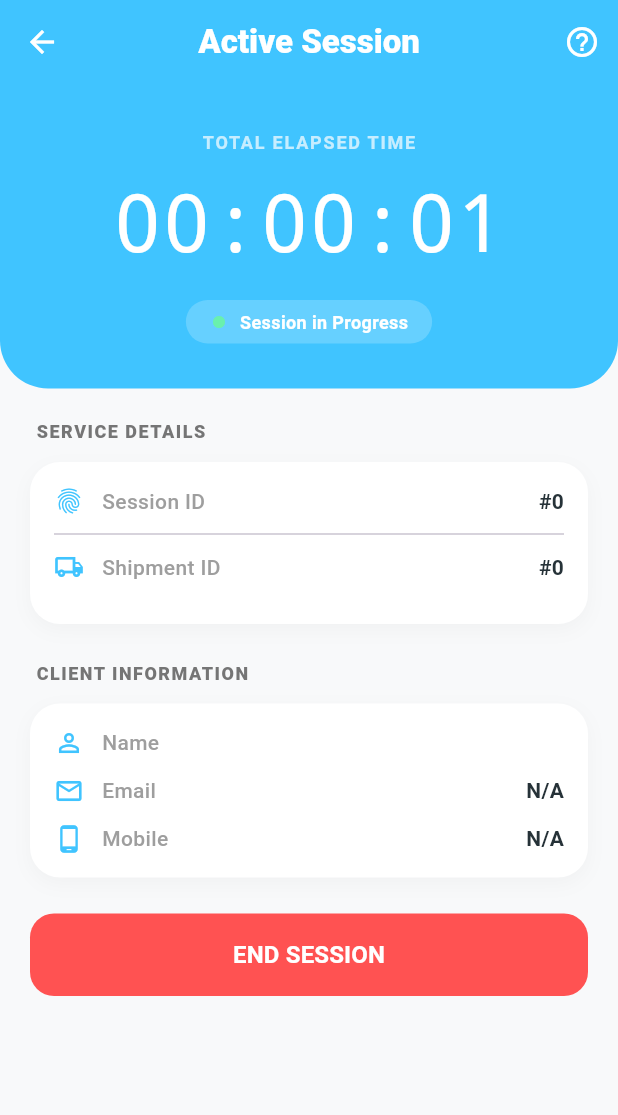
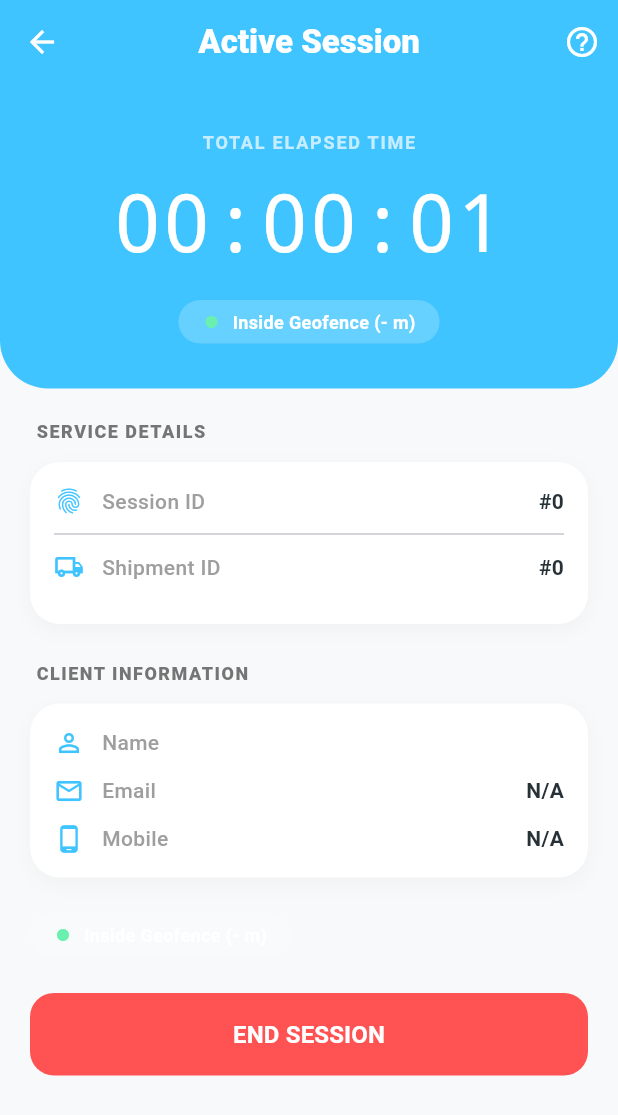
Before and after one commit to ThandoPrince/provider_plug, a Flutter app: the SessionScreen screen opened directly with empty values, on a phone screen of 412 x 824 dp. Shown: the top 1115 px of the screen. Run offline on Flutter 3.47's test engine with Material 3 defaults, Android fonts, the phone set to English and light mode, and no system bars; our stand-ins replace another_flushbar, dio, flutter_dotenv, flutter_image_slideshow, flutter_screenutil, flutter_vector_icons and 9 more; missing offline and left inert: cross_connectivity, here_sdk, huawei_hmsavailability, mobile_scanner; accounts and stored records are empty.

Commit message:
Continued development

```diff
--- a/lib/common/controller/bookings/session_by_shipment_ctrl.dart
+++ b/lib/common/controller/bookings/session_by_shipment_ctrl.dart
@@ -1,5 +1,5 @@
 import 'package:flutter/foundation.dart';
-import 'package:flutter_application_2/common/models/models/order_service_models/Session_model.dart';
+import 'package:flutter_application_2/common/models/models/order_service_models/session_model.dart';
 import 'package:flutter_application_2/common/services/session_by_shipment_api.dart';
 
 class SessionByShipmentController extends ChangeNotifier {
--- /dev/null
+++ b/lib/common/controller/bookings/session_location_ping_controller.dart
@@ -0,0 +1,79 @@
+import 'package:flutter/foundation.dart';
+import 'package:flutter_application_2/common/models/models/order_service_models/session_location_ping_model.dart';
+import '../../services/post_session_location_ping_api.dart';
+
+enum PingPostState {
+  idle,
+  posting,
+  success,
+  error,
+}
+
+class SessionLocationPingController extends ChangeNotifier {
+  PingPostState _state = PingPostState.idle;
+  PingPostState get state => _state;
+
+  String? errorMessage;
+
+  SessionLocationPingModel? _lastPing;
+  SessionLocationPingModel? get lastPing => _lastPing;
+
+  bool get isPosting => _state == PingPostState.posting;
+
+  /* ---------------- Public API ---------------- */
+
+  Future<void> postPing({
+    required int sessionId,
+    required double latitude,
+    required double longitude,
+    double? accuracy,
+  }) async {
+    _setState(PingPostState.posting);
+
+    try {
+      final ping = await SessionLocationPingApi.postPing(
+        sessionId: sessionId,
+        latitude: latitude,
+        longitude: longitude,
+        accuracy: accuracy,
+      );
+
+      _lastPing = ping;
+      _setState(PingPostState.success);
+    } catch (e, stack) {
+      errorMessage = e.toString();
+      _setState(PingPostState.error);
+
+      if (kDebugMode) {
+        debugPrint('❌ SessionLocationPing failed');
+        debugPrint(errorMessage);
+        debugPrintStack(stackTrace: stack);
+      }
+    }
+  }
+
+  /* ---------------- Derived UI helpers ---------------- */
+
+  bool get isInsideGeofence =>
+      _lastPing?.insideGeofence ?? true;
+
+  double? get distanceMeters =>
+      _lastPing?.distanceFromSiteMeters;
+
+  DateTime? get lastPingTime =>
+      _lastPing?.createdAt;
+
+  /* ---------------- Internal ---------------- */
+
+  void _setState(PingPostState newState) {
+    _state = newState;
+    notifyListeners();
+  }
+
+  void reset() {
+    _state = PingPostState.idle;
+    errorMessage = null;
+    _lastPing = null;
+    notifyListeners();
+  }
+}
--- /dev/null
+++ b/lib/common/models/models/order_service_models/session_location_ping_model.dart
@@ -0,0 +1,72 @@
+import 'session_model.dart';
+
+class SessionLocationPingModel {
+  final int? pingId;
+  final SessionModel? session;
+
+  final double? latitude;
+  final double? longitude;
+  final double? accuracy;
+
+  final bool? insideGeofence;
+  final double? distanceFromSiteMeters;
+
+  final DateTime? createdAt;
+
+  const SessionLocationPingModel({
+    this.pingId,
+    this.session,
+    this.latitude,
+    this.longitude,
+    this.accuracy,
+    this.insideGeofence,
+    this.distanceFromSiteMeters,
+    this.createdAt,
+  });
+
+  /* ---------------- JSON ---------------- */
+
+  factory SessionLocationPingModel.fromJson(
+      Map<String, dynamic>? json) {
+    if (json == null) {
+      return const SessionLocationPingModel();
+    }
+
+    return SessionLocationPingModel(
+      pingId: json['ping_id'] as int?,
+
+      session: json['session'] is Map<String, dynamic>
+          ? SessionModel.fromJson(
+              json['session'] as Map<String, dynamic>,
+            )
+          : null,
+
+      latitude: _toDouble(json['latitude']),
+      longitude: _toDouble(json['longitude']),
+      accuracy: _toDouble(json['accuracy']),
+
+      insideGeofence: json['inside_geofence'] as bool?,
+      distanceFromSiteMeters:
+          _toDouble(json['distance_from_site_meters']),
+
+      createdAt: json['created_at'] is String
+          ? DateTime.tryParse(json['created_at'])
+          : null,
+    );
+  }
+
+  Map<String, dynamic> toJson() => {
+        if (latitude != null) 'latitude': latitude,
+        if (longitude != null) 'longitude': longitude,
+        if (accuracy != null) 'accuracy': accuracy,
+      };
+
+  /* ---------------- Helpers ---------------- */
+
+  bool get isOutsideGeofence =>
+      insideGeofence == false;
+
+  static double? _toDouble(dynamic value) {
+    return value is num ? value.toDouble() : null;
+  }
+}
--- a/lib/common/models/models/order_service_models/session_token_model.dart
+++ b/lib/common/models/models/order_service_models/session_token_model.dart
@@ -1,4 +1,4 @@
-import 'package:flutter_application_2/common/models/models/order_service_models/Session_model.dart';
+import 'package:flutter_application_2/common/models/models/order_service_models/session_model.dart';
 import 'package:flutter_application_2/common/models/models/order_service_models/shipment_model.dart';
 
 class SessionTokenModel {
--- /dev/null
+++ b/lib/common/services/post_session_location_ping_api.dart
@@ -0,0 +1,61 @@
+import 'dart:convert';
+import 'package:flutter_application_2/common/models/models/order_service_models/session_location_ping_model.dart';
+import 'package:flutter_dotenv/flutter_dotenv.dart';
+import 'package:http/http.dart' as http;
+
+
+class SessionLocationPingApi {
+  static final String _baseUrl =
+      dotenv.env['API_BASE_URL'] ?? '';
+
+  static Map<String, String> _headers() => const {
+        'Content-Type': 'application/json',
+        'Accept': 'application/json',
+      };
+
+  static Future<SessionLocationPingModel> postPing({
+    required int sessionId,
+    required double latitude,
+    required double longitude,
+    double? accuracy,
+  }) async {
+    final uri = Uri.parse(
+      '$_baseUrl/bookings/sessions/geofence_check/$sessionId/',
+    );
+
+    final payload = <String, dynamic>{
+      'latitude': latitude,
+      'longitude': longitude,
+      if (accuracy != null) 'accuracy': accuracy,
+    };
+
+    final response = await http.post(
+      uri,
+      headers: _headers(),
+      body: jsonEncode(payload),
+    );
+
+    if (response.statusCode == 200 ||
+        response.statusCode == 201) {
+      return SessionLocationPingModel.fromJson(
+        jsonDecode(response.body),
+      );
+    }
+
+    throw HttpException(
+      'Ping failed (${response.statusCode})',
+      response.body,
+    );
+  }
+}
+
+class HttpException implements Exception {
+  final String message;
+  final String responseBody;
+
+  HttpException(this.message, this.responseBody);
+
+  @override
+  String toString() =>
+      '$message → $responseBody';
+}
--- a/lib/common/services/session_by_shipment_api.dart
+++ b/lib/common/services/session_by_shipment_api.dart
@@ -1,6 +1,6 @@
 import 'dart:convert';
 import 'package:flutter/foundation.dart';
-import 'package:flutter_application_2/common/models/models/order_service_models/Session_model.dart';
+import 'package:flutter_application_2/common/models/models/order_service_models/session_model.dart';
 import 'package:flutter_dotenv/flutter_dotenv.dart';
 import 'package:http/http.dart' as http;
 
--- a/lib/main.dart
+++ b/lib/main.dart
@@ -4,6 +4,7 @@ import 'package:flutter_application_2/common/controller/bookings/booking_by_orde
 import 'package:flutter_application_2/common/controller/bookings/bookings_by_email_controller.dart';
 import 'package:flutter_application_2/common/controller/bookings/negotiation_rounds_ctrl.dart';
 import 'package:flutter_application_2/common/controller/bookings/session_by_shipment_ctrl.dart';
+import 'package:flutter_application_2/common/controller/bookings/session_location_ping_controller.dart';
 import 'package:flutter_application_2/common/controller/bookings/shipment_controller.dart';
 import 'package:flutter_application_2/common/controller/bookings/shipment_route_controller.dart';
 import 'package:flutter_application_2/common/controller/bookings/sp_accept_negotiation_ctrl.dart';
@@ -20,7 +21,7 @@ import 'package:flutter_screenutil/flutter_screenutil.dart';
 import 'package:provider/provider.dart';
 import 'package:here_sdk/core.dart';
 import 'package:here_sdk/core.engine.dart';
-import 'package:here_sdk/core.errors.dart';
+
 
 Future<void> main() async {
   WidgetsFlutterBinding.ensureInitialized();
@@ -116,6 +117,7 @@ class MyAppProviders extends StatelessWidget {
         ChangeNotifierProvider(create: (_) => SpLiveLocationPostController()),
         ChangeNotifierProvider(create: (_) => ShipmentRouteController()),
         ChangeNotifierProvider(create: (_) => SessionByShipmentController()),
+        ChangeNotifierProvider(create: (_) => SessionLocationPingController()),
       ],
       child: const MainApp(),
     );
--- a/lib/screens/scan_session_qr_code/widgets/laser_overlay_widget.dart
+++ b/lib/screens/scan_session_qr_code/widgets/laser_overlay_widget.dart
@@ -1,10 +1,10 @@
 import 'package:flutter/material.dart';
 import 'package:flutter_application_2/common/utils/kcolors.dart';
 
-class HuaweiQrOverlay extends StatelessWidget {
+class QrOverlay extends StatelessWidget {
   final Animation<double> animation;
 
-  const HuaweiQrOverlay({super.key, required this.animation});
+  const QrOverlay({super.key, required this.animation});
 
   @override
   Widget build(BuildContext context) {
--- a/lib/screens/session/views/session_screen.dart
+++ b/lib/screens/session/views/session_screen.dart
@@ -1,8 +1,11 @@
 import 'dart:async';
 import 'package:flutter/material.dart';
-import 'package:flutter_application_2/common/models/models/order_service_models/Session_model.dart';
+import 'package:flutter_application_2/common/controller/bookings/session_location_ping_controller.dart';
+import 'package:flutter_application_2/common/models/models/order_service_models/session_model.dart';
 import 'package:flutter_application_2/common/models/models/order_service_models/shipment_model.dart';
 import 'package:flutter_application_2/common/utils/kcolors.dart';
+import 'package:geolocator/geolocator.dart';
+import 'package:provider/provider.dart';
 
 class SessionScreen extends StatefulWidget {
   final SessionModel session;
@@ -15,29 +18,76 @@ class SessionScreen extends StatefulWidget {
 
 class _SessionScreenState extends State<SessionScreen> {
   late Timer _timer;
+  Timer? _pingTimer;
   Duration _elapsed = Duration.zero;
 
   @override
   void initState() {
     super.initState();
+
+    // Initialize elapsed time
     _elapsed = Duration(
       seconds: widget.session.checkinTime != null
           ? DateTime.now().difference(widget.session.checkinTime!).inSeconds
           : 0,
     );
 
+    // Start session timer
     _timer = Timer.periodic(const Duration(seconds: 1), (_) {
-      if (mounted) {
-        setState(() {
-          _elapsed += const Duration(seconds: 1);
+      if (mounted) setState(() => _elapsed += const Duration(seconds: 1));
     });
+
+    // Start posting location pings
+    _startLocationPings();
   }
-    });
+
+  Future<void> _startLocationPings() async {
+    LocationPermission permission = await Geolocator.checkPermission();
+
+    if (permission == LocationPermission.denied) {
+      permission = await Geolocator.requestPermission();
+    }
+
+    if (permission == LocationPermission.denied ||
+        permission == LocationPermission.deniedForever) {
+      debugPrint("📍 Location permission denied");
+      return; // Stop if no permission
+    }
+
+    _pingTimer = Timer.periodic(
+      const Duration(seconds: 20),
+      (_) => _sendPing(),
+    );
+  }
+
+  Future<void> _sendPing() async {
+    try {
+      final position = await Geolocator.getCurrentPosition(
+        desiredAccuracy: LocationAccuracy.high,
+      );
+
+      final controller = context.read<SessionLocationPingController>();
+
+      await controller.postPing(
+        sessionId: widget.session.sessionId!,
+        latitude: position.latitude,
+        longitude: position.longitude,
+        accuracy: position.accuracy,
+      );
+
+      // Optional: print for debug
+      debugPrint(
+        "📍 Ping sent | Inside geofence: ${controller.isInsideGeofence} | Distance: ${controller.distanceMeters?.toStringAsFixed(2)}m",
+      );
+    } catch (e) {
+      debugPrint("📍 Location ping failed: $e");
+    }
   }
 
   @override
   void dispose() {
     _timer.cancel();
+    _pingTimer?.cancel();
     super.dispose();
   }
 
@@ -53,10 +103,18 @@ class _SessionScreenState extends State<SessionScreen> {
     final session = widget.session;
     final shipment = session.shipment;
 
-    return Scaffold(
+    return WillPopScope(
+      onWillPop: () async {
+        _pingTimer?.cancel();
+        _timer.cancel();
+        Navigator.pop(context, false);
+        return false;
+      },
+      child: Scaffold(
         backgroundColor: const Color(0xFFF8F9FA),
         appBar: AppBar(
-        title: const Text("Active Session", style: TextStyle(fontWeight: FontWeight.w900)),
+          title: const Text("Active Session",
+              style: TextStyle(fontWeight: FontWeight.w900)),
           centerTitle: true,
           backgroundColor: Kolors.kPrimary,
           foregroundColor: Colors.white,
@@ -72,10 +130,10 @@ class _SessionScreenState extends State<SessionScreen> {
             ? const Center(child: Text("No shipment data available"))
             : Column(
                 children: [
-                // 1. Timer Hero Section
+                  // Timer Hero Section
                   _buildTimerHeader(),
 
-                // 2. Scrollable Details
+                  // Scrollable Details
                   Expanded(
                     child: SingleChildScrollView(
                       padding: const EdgeInsets.all(20),
@@ -85,13 +143,11 @@ class _SessionScreenState extends State<SessionScreen> {
                           _buildSectionTitle("Service Details"),
                           _buildShipmentCard(shipment),
                           const SizedBox(height: 24),
-
                           _buildSectionTitle("Client Information"),
                           _buildClientCard(shipment),
                           const SizedBox(height: 24),
-
-
-
+                          _buildGeofenceStatus(),
+                          const SizedBox(height: 24),
 
                           // Action Button
                           SizedBox(
@@ -101,13 +157,19 @@ class _SessionScreenState extends State<SessionScreen> {
                               style: ElevatedButton.styleFrom(
                                 backgroundColor: Colors.redAccent,
                                 foregroundColor: Colors.white,
-                              shape: RoundedRectangleBorder(borderRadius: BorderRadius.circular(16)),
+                                shape: RoundedRectangleBorder(
+                                    borderRadius: BorderRadius.circular(16)),
                                 elevation: 0,
                               ),
                               onPressed: () {
-                              // End session logic
+                                _pingTimer?.cancel();
+                                _timer.cancel();
+                                Navigator.pop(context, true);
                               },
-                            child: const Text("END SESSION", style: TextStyle(fontWeight: FontWeight.bold, fontSize: 16)),
+                              child: const Text("END SESSION",
+                                  style: TextStyle(
+                                      fontWeight: FontWeight.bold,
+                                      fontSize: 16)),
                             ),
                           ),
                         ],
@@ -116,9 +178,11 @@ class _SessionScreenState extends State<SessionScreen> {
                   ),
                 ],
               ),
+      ),
     );
   }
 
+  // Timer Header
   Widget _buildTimerHeader() {
     return Container(
       width: double.infinity,
@@ -131,7 +195,11 @@ class _SessionScreenState extends State<SessionScreen> {
         children: [
           const Text(
             "TOTAL ELAPSED TIME",
-            style: TextStyle(color: Colors.white70, fontWeight: FontWeight.bold, letterSpacing: 1.2, fontSize: 12),
+            style: TextStyle(
+                color: Colors.white70,
+                fontWeight: FontWeight.bold,
+                letterSpacing: 1.2,
+                fontSize: 12),
           ),
           const SizedBox(height: 8),
           Text(
@@ -140,28 +208,82 @@ class _SessionScreenState extends State<SessionScreen> {
               color: Colors.white,
               fontSize: 54,
               fontWeight: FontWeight.w300,
-              fontFamily: 'Courier', // Gives it a digital clock feel
+              fontFamily: 'Courier',
             ),
           ),
           const SizedBox(height: 12),
-          Container(
+          Consumer<SessionLocationPingController>(
+            builder: (_, controller, __) {
+              final inside = controller.isInsideGeofence;
+              final distance = controller.distanceMeters?.toStringAsFixed(2) ?? "-";
+              return Container(
+                padding:
+                    const EdgeInsets.symmetric(horizontal: 16, vertical: 6),
+                decoration: BoxDecoration(
+                  color: Colors.white.withOpacity(0.2),
+                  borderRadius: BorderRadius.circular(20),
+                ),
+                child: Row(
+                  mainAxisSize: MainAxisSize.min,
+                  children: [
+                    Icon(Icons.fiber_manual_record,
+                        color: inside ? Colors.greenAccent : Colors.redAccent,
+                        size: 12),
+                    const SizedBox(width: 8),
+                    Text(
+                      inside
+                          ? "Inside Geofence ($distance m)"
+                          : "Outside Geofence ($distance m)",
+                      style: const TextStyle(
+                          color: Colors.white,
+                          fontSize: 12,
+                          fontWeight: FontWeight.bold),
+                    ),
+                  ],
+                ),
+              );
+            },
+          ),
+        ],
+      ),
+    );
+  }
+
+  Widget _buildGeofenceStatus() {
+    return Consumer<SessionLocationPingController>(
+  builder: (_, controller, __) {
+    final inside = controller.isInsideGeofence;
+    final distance = controller.distanceMeters != null
+    ? controller.distanceMeters!.toStringAsFixed(2)
+    : "-";
+    return Container(
       padding: const EdgeInsets.symmetric(horizontal: 16, vertical: 6),
       decoration: BoxDecoration(
         color: Colors.white.withOpacity(0.2),
         borderRadius: BorderRadius.circular(20),
       ),
-            child: const Row(
+      child: Row(
         mainAxisSize: MainAxisSize.min,
         children: [
-                Icon(Icons.fiber_manual_record, color: Colors.greenAccent, size: 12),
-                SizedBox(width: 8),
-                Text("Session in Progress", style: TextStyle(color: Colors.white, fontSize: 12, fontWeight: FontWeight.bold)),
-              ],
-            ),
+          Icon(Icons.fiber_manual_record,
+              color: inside ? Colors.greenAccent : Colors.redAccent,
+              size: 12),
+          const SizedBox(width: 8),
+          Text(
+            inside
+                ? "Inside Geofence ($distance m)"
+                : "Outside Geofence ($distance m)",
+            style: const TextStyle(
+                color: Colors.white,
+                fontSize: 12,
+                fontWeight: FontWeight.bold),
           ),
         ],
       ),
     );
+  },
+);
+
   }
 
   Widget _buildSectionTitle(String title) {
@@ -169,7 +291,11 @@ class _SessionScreenState extends State<SessionScreen> {
       padding: const EdgeInsets.only(left: 4, bottom: 12),
       child: Text(
         title.toUpperCase(),
-        style: TextStyle(fontSize: 12, fontWeight: FontWeight.w900, color: Colors.grey.shade600, letterSpacing: 1),
+        style: TextStyle(
+            fontSize: 12,
+            fontWeight: FontWeight.w900,
+            color: Colors.grey.shade600,
+            letterSpacing: 1),
       ),
     );
   }
@@ -182,7 +308,6 @@ class _SessionScreenState extends State<SessionScreen> {
           const Divider(height: 24),
           _dataRow(Icons.local_shipping_outlined, "Shipment ID", "#${shipment.shipmentId}"),
           const SizedBox(height: 12),
-
         ],
       ),
     );
@@ -195,17 +320,18 @@ class _SessionScreenState extends State<SessionScreen> {
     return _infoContainer(
       child: Column(
         children: [
-          _dataRow(Icons.person_outline, "Name", "${client.firstName} ${client.lastName}"),
+          _dataRow(Icons.person_outline, "Name",
+              "${client.firstName} ${client.lastName}"),
           const SizedBox(height: 12),
-          _dataRow(Icons.email_outlined, "Email", client.clientProfile?.emailAddress ?? 'N/A'),
+          _dataRow(Icons.email_outlined, "Email",
+              client.clientProfile?.emailAddress ?? 'N/A'),
           const SizedBox(height: 12),
-          _dataRow(Icons.phone_android, "Mobile", client.clientProfile?.mobileNumber ?? 'N/A'),
+          _dataRow(Icons.phone_android, "Mobile",
+              client.clientProfile?.mobileNumber ?? 'N/A'),
         ],
       ),
     );
   }
-
-
 
   Widget _infoContainer({required Widget child}) {
     return Container(
@@ -215,7 +341,10 @@ class _SessionScreenState extends State<SessionScreen> {
         color: Colors.white,
         borderRadius: BorderRadius.circular(20),
         boxShadow: [
-          BoxShadow(color: Colors.black.withOpacity(0.03), blurRadius: 10, offset: const Offset(0, 4)),
+          BoxShadow(
+              color: Colors.black.withOpacity(0.03),
+              blurRadius: 10,
+              offset: const Offset(0, 4)),
         ],
       ),
       child: child,
@@ -227,9 +356,12 @@ class _SessionScreenState extends State<SessionScreen> {
       children: [
         Icon(icon, size: 20, color: Kolors.kPrimary),
         const SizedBox(width: 12),
-        Text(label, style: const TextStyle(color: Colors.grey, fontWeight: FontWeight.w500)),
+        Text(label,
+            style: const TextStyle(color: Colors.grey, fontWeight: FontWeight.w500)),
         const Spacer(),
-        Text(value, style: const TextStyle(fontWeight: FontWeight.bold, color: Color(0xFF263238))),
+        Text(value,
+            style: const TextStyle(
+                fontWeight: FontWeight.bold, color: Color(0xFF263238))),
       ],
     );
   }
```
Also changed, not shown: lib/screens/scan_session_qr_code/views/session_initiation_qr_screen.dart (+10 -7 lines). Lines whose indentation alone changed are shown as unchanged.
